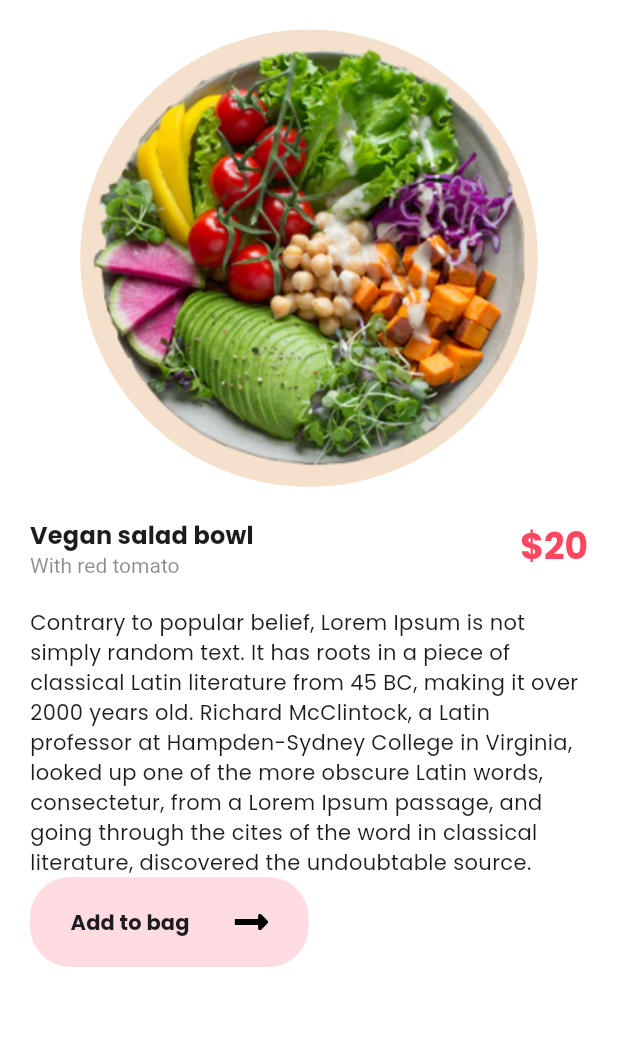
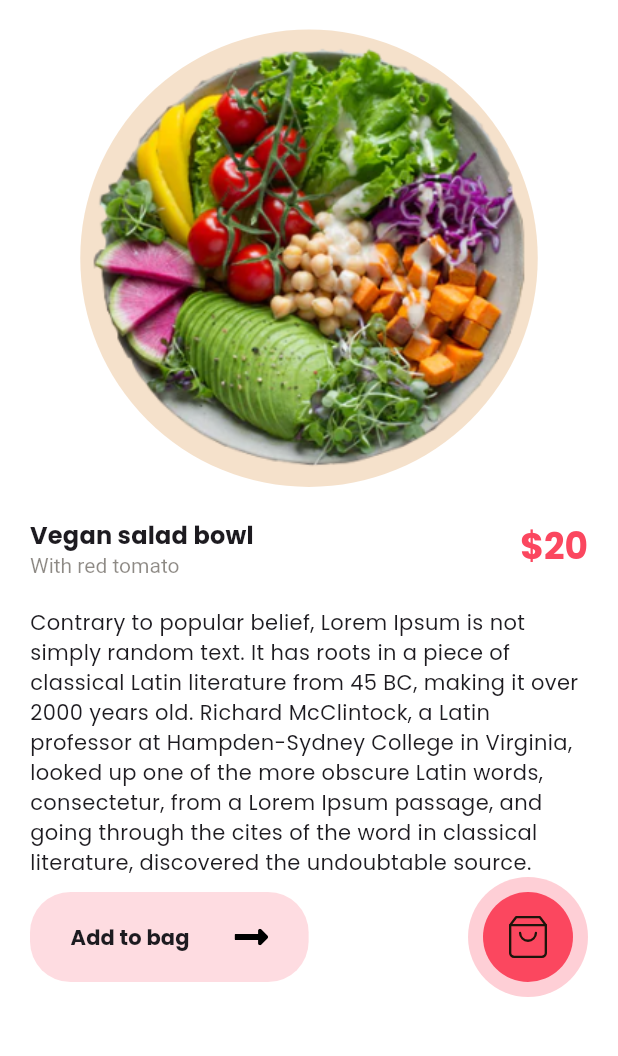
Before and after one commit to ten66/tfw_food_delivery_app, a Flutter app: the DetailsScreen screen opened directly, on a phone screen of 412 x 824 dp, the part 92-1148 px from its top. Run offline on Flutter 3.47's test engine with Material 2 defaults, Android fonts, the phone set to English and light mode, and no system bars; our stand-ins replace flutter_svg.

Commit message:
add: :art: #3 bagアイコンコンテナの追加 ~17:34

```diff
--- a/lib/details_screen.dart
+++ b/lib/details_screen.dart
@@ -76,6 +76,7 @@ class DetailsScreen extends StatelessWidget {
               "Contrary to popular belief, Lorem Ipsum is not simply random text. It has roots in a piece of classical Latin literature from 45 BC, making it over 2000 years old. Richard McClintock, a Latin professor at Hampden-Sydney College in Virginia, looked up one of the more obscure Latin words, consectetur, from a Lorem Ipsum passage, and going through the cites of the word in classical literature, discovered the undoubtable source.",
             ),
             Row(
+              mainAxisAlignment: MainAxisAlignment.spaceBetween,
               children: [
                 Container(
                   padding:
@@ -98,6 +99,29 @@ class DetailsScreen extends StatelessWidget {
                     ],
                   ),
                 ),
+                Container(
+                  height: 80,
+                  width: 80,
+                  decoration: BoxDecoration(
+                    shape: BoxShape.circle,
+                    color: kPrimaryColor.withOpacity(.26),
+                  ),
+                  child: Stack(
+                    alignment: Alignment.center,
+                    children: [
+                      Container(
+                        padding: const EdgeInsets.all(16),
+                        height: 60,
+                        width: 60,
+                        decoration: const BoxDecoration(
+                          shape: BoxShape.circle,
+                          color: kPrimaryColor,
+                        ),
+                        child: SvgPicture.asset('assets/icons/bag.svg'),
+                      ),
+                    ],
+                  ),
+                ),
               ],
             ),
           ],
```
